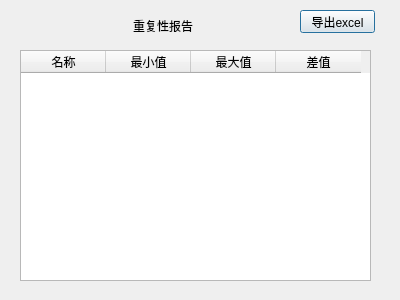
Above: repeatabilitydialog.ui from kof98765/scanControl before the change. Below: the same form after it.
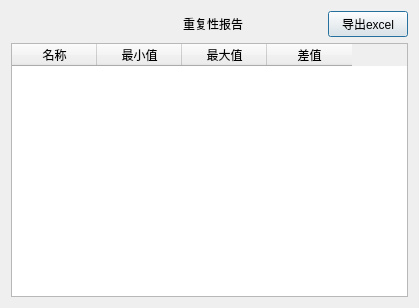
That is the form after the change.

Commit message: 添加了新的加载功能,可使用lua事先编辑好计算区域,一次性载入 修改了重复性的刷新机制 修改了计算区域的取点逻辑,取中间60%的有效数据 修改了错误提示的显示方式

Diff of the .ui file:
```diff
--- a/repeatabilitydialog.ui
+++ b/repeatabilitydialog.ui
@@ -6,38 +6,16 @@
    <rect>
     <x>0</x>
     <y>0</y>
-    <width>400</width>
-    <height>300</height>
+    <width>419</width>
+    <height>308</height>
    </rect>
   </property>
   <property name="windowTitle">
    <string>Dialog</string>
   </property>
-  <widget class="QLabel" name="label">
-   <property name="geometry">
-    <rect>
-     <x>133</x>
-     <y>10</y>
-     <width>131</width>
-     <height>31</height>
-    </rect>
-   </property>
-   <property name="styleSheet">
-    <string notr="true">font: 14pt &quot;微软雅黑&quot;;</string>
-   </property>
-   <property name="text">
-    <string>重复性报告</string>
-   </property>
-  </widget>
+  <layout class="QGridLayout" name="gridLayout">
+   <item row="3" column="0" colspan="2">
   <widget class="QTableWidget" name="tableWidget">
-   <property name="geometry">
-    <rect>
-     <x>20</x>
-     <y>50</y>
-     <width>351</width>
-     <height>231</height>
-    </rect>
-   </property>
    <attribute name="horizontalHeaderDefaultSectionSize">
     <number>85</number>
    </attribute>
@@ -65,19 +43,75 @@
     </property>
    </column>
   </widget>
+   </item>
+   <item row="2" column="0" colspan="2">
+    <layout class="QHBoxLayout" name="horizontalLayout">
+     <item>
+      <widget class="QLabel" name="label_2">
+       <property name="text">
+        <string/>
+       </property>
+      </widget>
+     </item>
+     <item>
+      <spacer name="horizontalSpacer_3">
+       <property name="orientation">
+        <enum>Qt::Horizontal</enum>
+       </property>
+       <property name="sizeHint" stdset="0">
+        <size>
+         <width>40</width>
+         <height>20</height>
+        </size>
+       </property>
+      </spacer>
+     </item>
+     <item>
+      <spacer name="horizontalSpacer">
+       <property name="orientation">
+        <enum>Qt::Horizontal</enum>
+       </property>
+       <property name="sizeHint" stdset="0">
+        <size>
+         <width>40</width>
+         <height>20</height>
+        </size>
+       </property>
+      </spacer>
+     </item>
+     <item>
+      <widget class="QLabel" name="label">
+       <property name="styleSheet">
+        <string notr="true">font: 14pt &quot;微软雅黑&quot;;</string>
+       </property>
+       <property name="text">
+        <string>重复性报告</string>
+       </property>
+      </widget>
+     </item>
+     <item>
+      <spacer name="horizontalSpacer_2">
+       <property name="orientation">
+        <enum>Qt::Horizontal</enum>
+       </property>
+       <property name="sizeHint" stdset="0">
+        <size>
+         <width>40</width>
+         <height>20</height>
+        </size>
+       </property>
+      </spacer>
+     </item>
+     <item>
   <widget class="QPushButton" name="excel">
-   <property name="geometry">
-    <rect>
-     <x>300</x>
-     <y>10</y>
-     <width>75</width>
-     <height>23</height>
-    </rect>
-   </property>
    <property name="text">
     <string>导出excel</string>
    </property>
   </widget>
+     </item>
+    </layout>
+   </item>
+  </layout>
  </widget>
  <resources/>
  <connections/>
```
Lines whose indentation alone changed are shown as unchanged. The commit also changes 45 other files.
